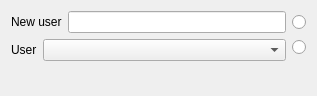
Old version of the form userschoose.ui in the repository dainisp/SimpleShooter.
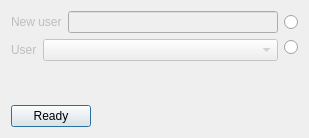
New version of the form.

Commit message: Added user choose dialog

What changed in the file:
```diff
--- a/userschoose.ui
+++ b/userschoose.ui
@@ -6,8 +6,8 @@
    <rect>
     <x>0</x>
     <y>0</y>
-    <width>317</width>
-    <height>96</height>
+    <width>309</width>
+    <height>138</height>
    </rect>
   </property>
   <property name="windowTitle">
@@ -21,28 +21,42 @@
        <item>
         <layout class="QHBoxLayout" name="horizontalLayout">
          <item>
-          <widget class="QLabel" name="label_2">
+          <widget class="QLabel" name="newuserl">
+           <property name="enabled">
+            <bool>false</bool>
+           </property>
            <property name="text">
             <string>New user</string>
            </property>
           </widget>
          </item>
          <item>
-          <widget class="QLineEdit" name="newusere"/>
+          <widget class="QLineEdit" name="newusere">
+           <property name="enabled">
+            <bool>false</bool>
+           </property>
+          </widget>
          </item>
         </layout>
        </item>
        <item>
         <layout class="QHBoxLayout" name="horizontalLayout_2" stretch="0,1">
          <item>
-          <widget class="QLabel" name="label">
+          <widget class="QLabel" name="userl">
+           <property name="enabled">
+            <bool>false</bool>
+           </property>
            <property name="text">
             <string>User</string>
            </property>
           </widget>
          </item>
          <item>
-          <widget class="QComboBox" name="userc"/>
+          <widget class="QComboBox" name="userc">
+           <property name="enabled">
+            <bool>false</bool>
+           </property>
+          </widget>
          </item>
         </layout>
        </item>
@@ -81,6 +95,30 @@
      </property>
     </spacer>
    </item>
+   <item>
+    <layout class="QHBoxLayout" name="horizontalLayout_4">
+     <item>
+      <widget class="QPushButton" name="gob">
+       <property name="text">
+        <string>Ready</string>
+       </property>
+      </widget>
+     </item>
+     <item>
+      <spacer name="horizontalSpacer">
+       <property name="orientation">
+        <enum>Qt::Horizontal</enum>
+       </property>
+       <property name="sizeHint" stdset="0">
+        <size>
+         <width>40</width>
+         <height>20</height>
+        </size>
+       </property>
+      </spacer>
+     </item>
+    </layout>
+   </item>
   </layout>
  </widget>
  <resources/>
```
The commit also changes 5 other files.
